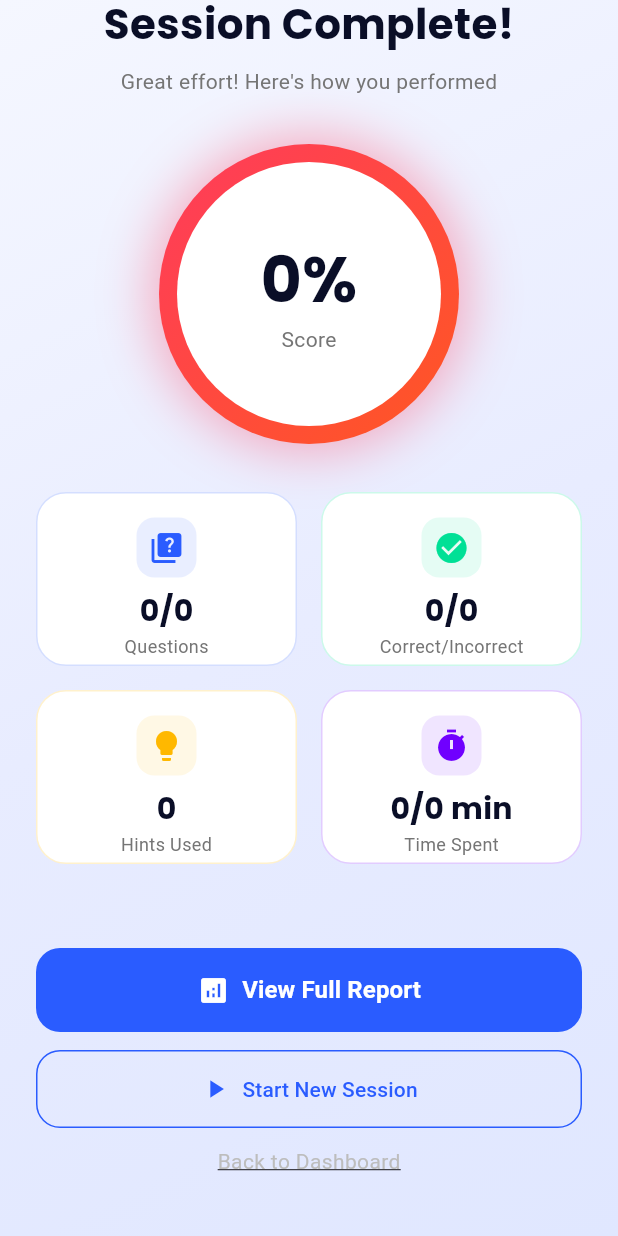
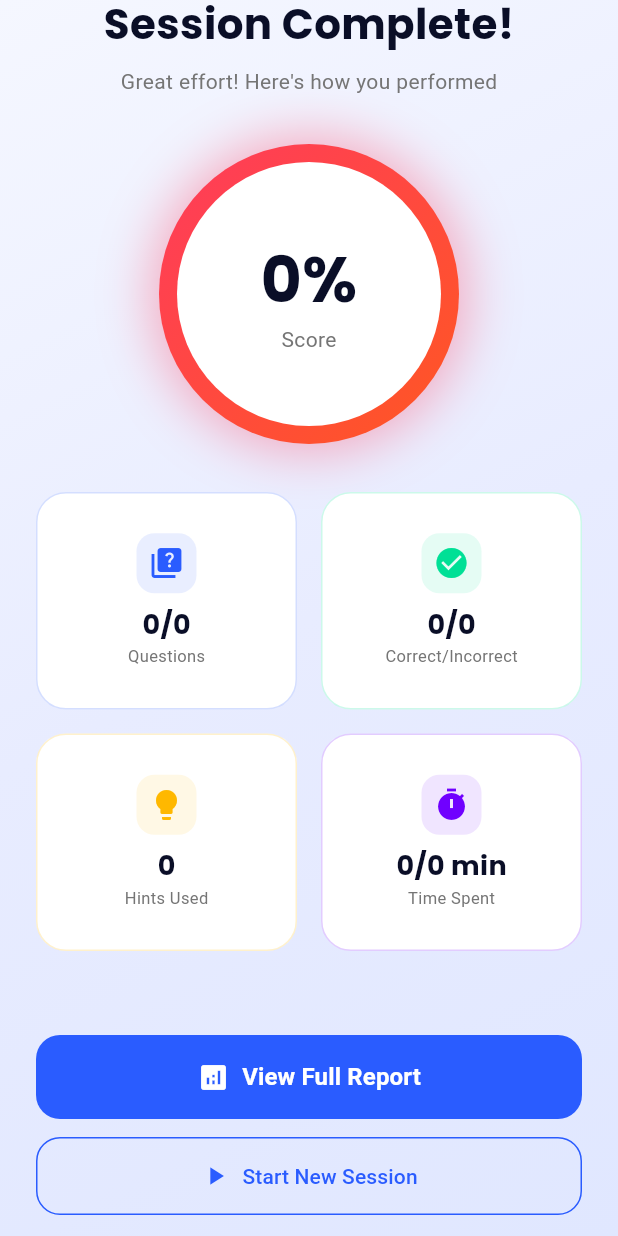
Before and after one commit to Fahad-abc/aivivabot, a Flutter app: the SessionCompleteScreen screen opened directly, scrolled down 142 dp, on a phone screen of 412 x 824 dp. Run offline on Flutter 3.47's test engine with Material 3 defaults, Android fonts, the phone set to English and light mode, and no system bars; our stand-ins replace file_picker, firebase_auth, firebase_core, flutter_tts, google_fonts, google_sign_in and 4 more; missing offline and left inert: dart:html, syncfusion_flutter_pdf; accounts and stored records are empty.

Commit message:
Fix: overflow, hints display, viva early-end bug, hasMoreQuestions logic

```diff
--- a/lib/screens/viva/session_complete_screen.dart
+++ b/lib/screens/viva/session_complete_screen.dart
@@ -316,7 +316,7 @@ class _SessionCompleteScreenState extends State<SessionCompleteScreen>
       crossAxisCount: 2,
       crossAxisSpacing: 16,
       mainAxisSpacing: 16,
-      childAspectRatio: 1.5,
+      childAspectRatio: 1.2,
       children: [
         _buildStatCard(
           title: 'Questions',
@@ -382,19 +382,25 @@ class _SessionCompleteScreenState extends State<SessionCompleteScreen>
             child: Icon(icon, color: color, size: 24),
           ),
           const SizedBox(height: 8),
-          Text(
+          FittedBox(
+            fit: BoxFit.scaleDown,
+            child: Text(
               value,
               style: GoogleFonts.poppins(
-              fontSize: 20,
+                fontSize: 18,
                 fontWeight: FontWeight.bold,
                 color: isDark ? Colors.white : const Color(0xFF0A0E27),
               ),
             ),
-          Text(
+          ),
+          FittedBox(
+            fit: BoxFit.scaleDown,
+            child: Text(
               title,
               style: TextStyle(
-              fontSize: 12,
+                fontSize: 11,
                 color: isDark ? Colors.grey[400] : Colors.grey[600],
+              ),
             ),
           ),
         ],
```
Also changed, not shown: lib/providers/session_provider.dart (+14 -8 lines), lib/screens/examiner/examiner_selection_screen.dart (+16 -16 lines), lib/screens/viva/viva_session_screen.dart (+22 -7 lines), 1 other file. Lines whose indentation alone changed are shown as unchanged.
